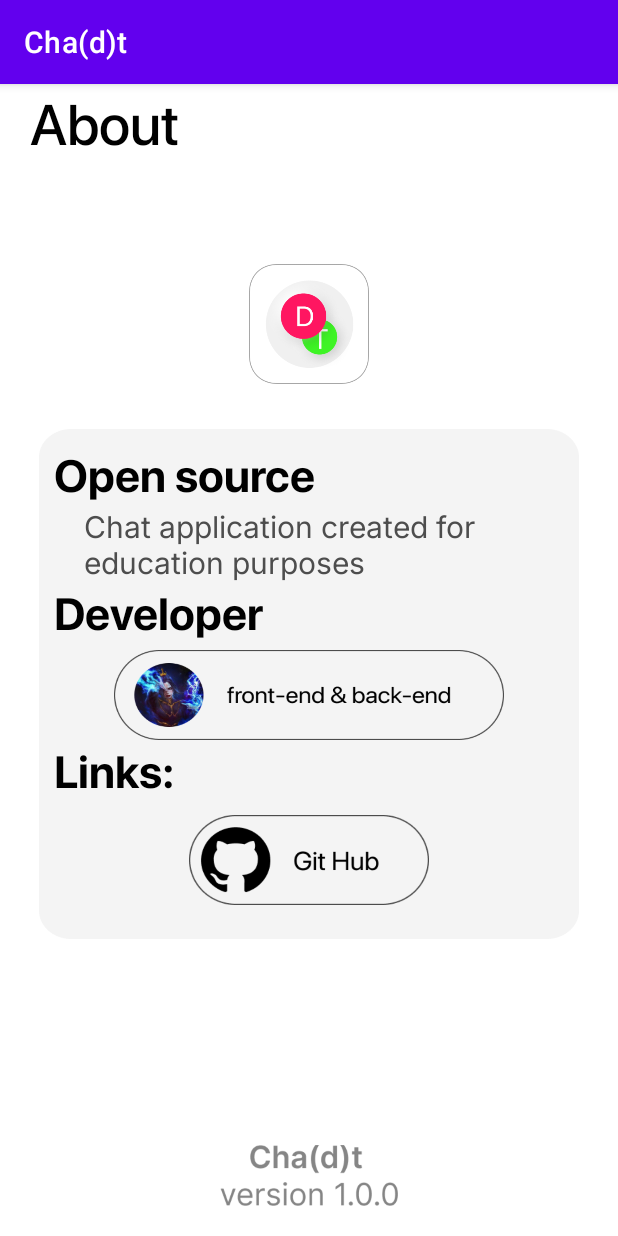
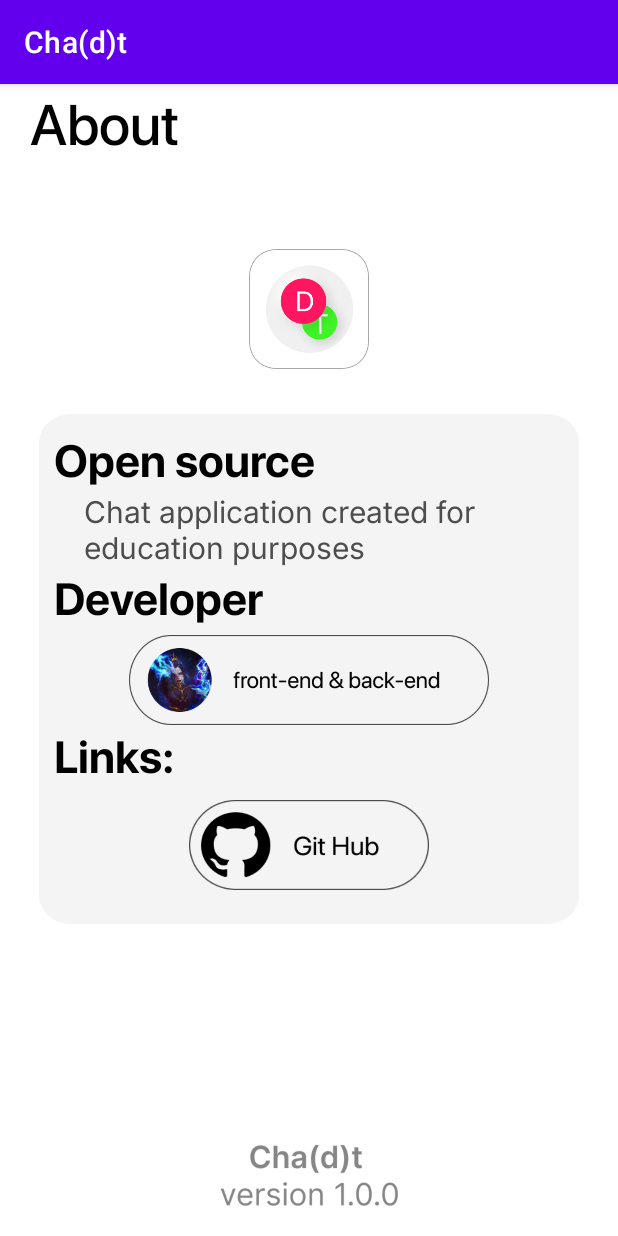
Before and after one commit to CpedniyNikon/OnlineMessenger, an Android app: the fragment AboutActivity shown on its own in the app's theme, on a phone screen of 412 x 824 dp. Run offline under Robolectric (Android 15) with nearby library versions, the phone set to English and light mode, and no system bars.

Commit message:
everything commit

```diff
--- a/app/src/main/java/com/example/chadt/Fragments/GeneralChatActivity.java
+++ b/app/src/main/java/com/example/chadt/Fragments/GeneralChatActivity.java
@@ -19,6 +19,7 @@ import android.widget.Button;
 import android.widget.EditText;
 import android.widget.ImageView;
 import android.widget.LinearLayout;
+import android.widget.ScrollView;
 import android.widget.TextView;
 
 import com.example.chadt.AuthorizationCode.AuthorizationActivity;
@@ -33,7 +34,6 @@ public class GeneralChatActivity extends Fragment {
     private EditText msgText;
     private Button sendButton;
     private MessageReceiver messageReceiver;
-
     @Override
     public View onCreateView(LayoutInflater inflater, ViewGroup container,
                              Bundle savedInstanceState) {
--- a/app/src/main/res/layout/about_activity.xml
+++ b/app/src/main/res/layout/about_activity.xml
@@ -30,7 +30,7 @@
             android:layout_height="80dp"
             android:layout_alignParentTop="true"
             android:layout_centerHorizontal="true"
-            android:layout_marginTop="120dp"
+            android:layout_marginTop="110dp"
             android:adjustViewBounds="true"
             android:elevation="100dp"
             android:src="@drawable/chat_logo" />
@@ -85,7 +85,7 @@
 
         <ImageView
             android:id="@+id/CpedniyNikon"
-            android:layout_width="260dp"
+            android:layout_width="240dp"
             android:layout_height="60dp"
             android:layout_below="@id/Contributors"
             android:layout_centerHorizontal="true"
--- a/app/src/main/res/layout/general_chat_activity.xml
+++ b/app/src/main/res/layout/general_chat_activity.xml
@@ -47,8 +47,9 @@
             android:layout_height="match_parent"
             android:layout_alignBottom="@id/msgText"
             android:layout_alignParentTop="true"
-            android:layout_marginTop="120dp"
+            android:layout_marginTop="100dp"
             android:layout_marginBottom="50dp"
+            android:overScrollMode="never"
             tools:ignore="SpeakableTextPresentCheck">
 
             <LinearLayout
```
